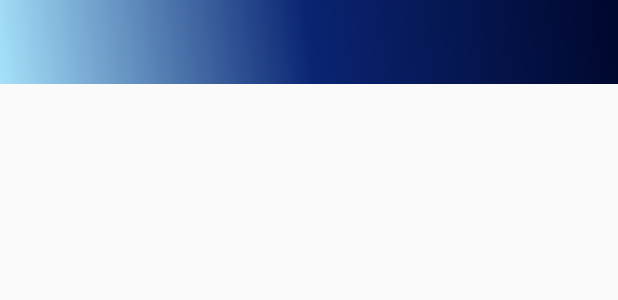
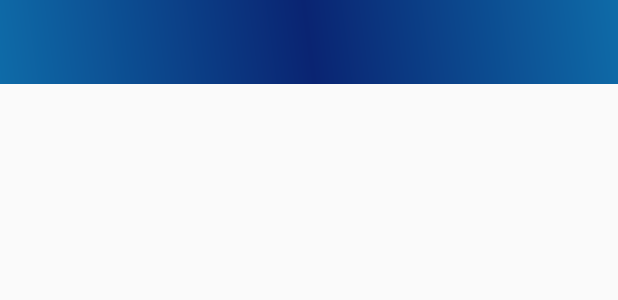
Before and after one commit to kristof94/Droshed, an Android app: the layout toolbar_home_activity.xml on its own in the app's theme, with its tools: preview values and no code run, on a phone screen of 412 x 824 dp. Shown: the top 300 px of the screen. Run offline under Robolectric (Android 15) with nearby library versions, the phone set to English and light mode, and no system bars.

Commit message:
Design nouveau gradient avec le bouton Refresh

```diff
--- a/app/src/main/res/drawable/gradient.xml
+++ b/app/src/main/res/drawable/gradient.xml
@@ -4,8 +4,8 @@
     android:shape="rectangle"
     >
     <gradient
-        android:startColor="@color/FreshAir"
+        android:startColor="@color/SapphireBlue"
         android:centerColor="@color/CatalinaBlue"
-        android:endColor="@color/RichBlack"
+        android:endColor="@color/SapphireBlue"
         android:angle="45"/>
 </shape>
--- a/app/src/main/res/drawable/splashscreen.xml
+++ b/app/src/main/res/drawable/splashscreen.xml
@@ -1,13 +1,11 @@
 <?xml version="1.0" encoding="utf-8"?>
 <layer-list xmlns:android="http://schemas.android.com/apk/res/android">
 
-    <item
-        android:drawable="@color/White"/>
+    <item android:drawable="@color/White" />
 
     <item>
         <bitmap
             android:gravity="center"
-            android:src="@mipmap/ic_launcher"/>
+            android:src="@mipmap/ic_launcher_splash" />
     </item>
-
 </layer-list>
--- a/app/src/main/res/layout/activity_splash.xml
+++ b/app/src/main/res/layout/activity_splash.xml
@@ -15,5 +15,5 @@
         app:layout_constraintLeft_toLeftOf="parent"
         app:layout_constraintRight_toRightOf="parent"
         app:layout_constraintTop_toTopOf="parent"
-        app:srcCompat="@mipmap/ic_launcher"/>
+        app:srcCompat="@mipmap/ic_launcher_splash"/>
 </android.support.constraint.ConstraintLayout>
--- a/app/src/main/res/layout/nav_header_main.xml
+++ b/app/src/main/res/layout/nav_header_main.xml
@@ -15,7 +15,7 @@
     <ImageView
         android:layout_width="match_parent"
         android:layout_height="wrap_content"
-        android:src="@mipmap/ic_launcher"/>
+        android:src="@mipmap/ic_launcher_splash"/>
     <view
         class="kristof.fr.droshed.custom.CustomTextView"
         id="@+id/view"
--- a/app/src/main/res/layout/toolbar_home_activity.xml
+++ b/app/src/main/res/layout/toolbar_home_activity.xml
@@ -4,6 +4,7 @@
     android:layout_height="wrap_content"
     android:background="@drawable/gradient"
     android:title="@string/title_home_activity"
+    android:titleTextColor="@color/FreshAir"
     android:fitsSystemWindows="true">
 
 </android.support.v7.widget.Toolbar>
--- a/app/src/main/res/menu/main.xml
+++ b/app/src/main/res/menu/main.xml
@@ -8,5 +8,5 @@
         android:icon="@android:drawable/stat_notify_sync_noanim"
         android:orderInCategory="100"
         android:title="@string/action_settings"
-        app:showAsAction="ifRoom" />
+        app:showAsAction="withText" />
 </menu>
```
